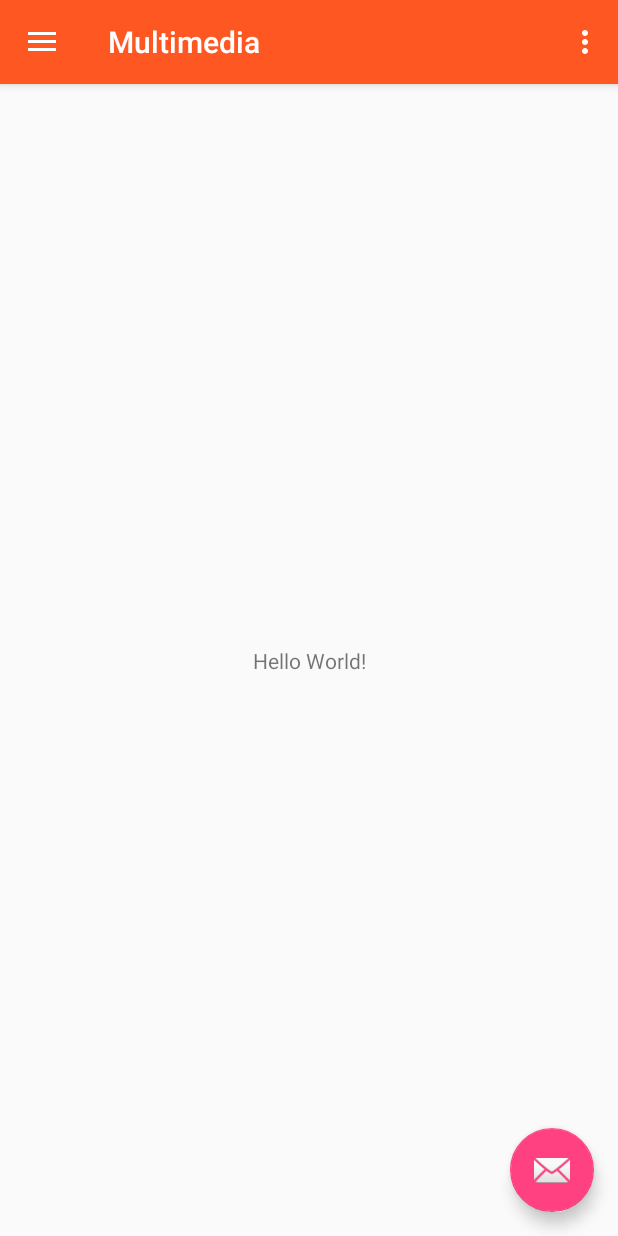
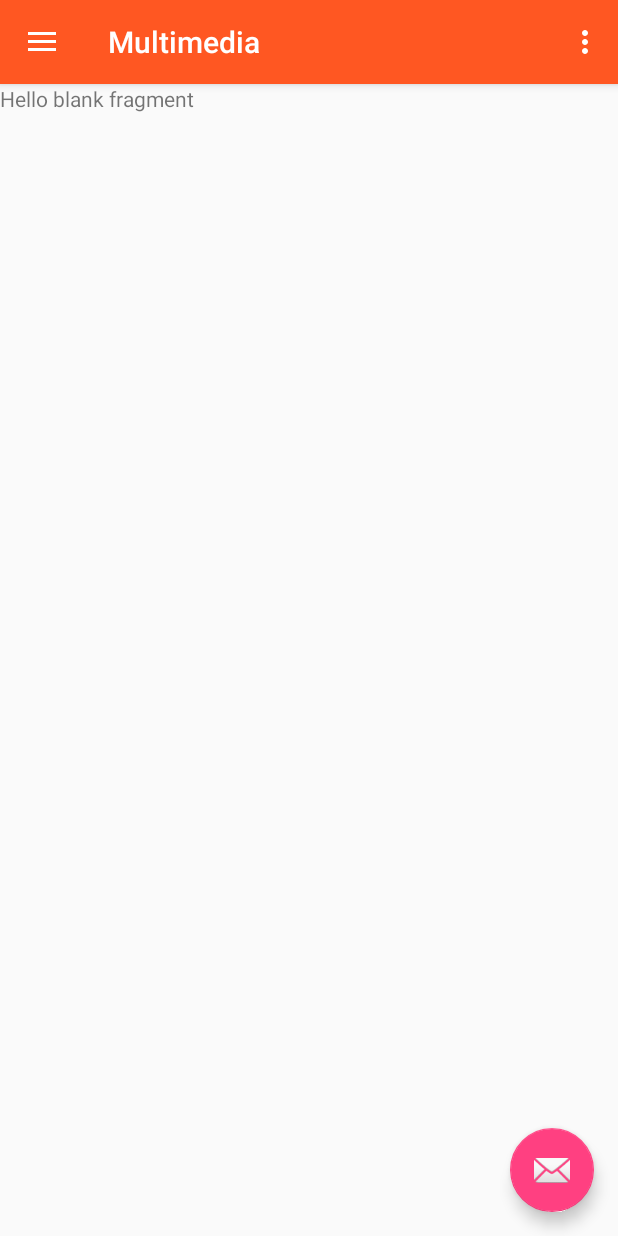
Before and after one commit to miguelfor/Android_Multimedia, an Android app: the screen it shows after launch (MainActivity), in the side drawer, after a tap on "Graficos", on a phone screen of 412 x 824 dp. Run offline under Robolectric (Android 15) with nearby library versions, the phone set to English and light mode, and no system bars.

Commit message:
Add modulo animacion

```diff
--- a/app/build.gradle
+++ b/app/build.gradle
@@ -21,6 +21,7 @@ android {
 
 dependencies {
     compile fileTree(dir: 'libs', include: ['*.jar'])
+    compile 'com.android.support:support-v4:26.1.0'
     androidTestCompile('com.android.support.test.espresso:espresso-core:2.2.2', {
         exclude group: 'com.android.support', module: 'support-annotations'
     })
--- /dev/null
+++ b/app/src/main/java/co/com/miguelfor/multimedia/AnimacionFragment.java
@@ -0,0 +1,173 @@
+package co.com.miguelfor.multimedia;
+
+import android.animation.AnimatorInflater;
+import android.animation.AnimatorSet;
+import android.content.Context;
+import android.net.Uri;
+import android.os.Bundle;
+import android.support.design.widget.Snackbar;
+import android.support.v4.app.Fragment;
+import android.util.Log;
+import android.view.LayoutInflater;
+import android.view.View;
+import android.view.ViewGroup;
+import android.view.animation.Animation;
+import android.view.animation.RotateAnimation;
+import android.widget.Button;
+import android.widget.ImageView;
+import android.widget.Toast;
+
+
+/**
+ * A simple {@link Fragment} subclass.
+ * Activities that contain this fragment must implement the
+ * {@link AnimacionFragment.OnFragmentInteractionListener} interface
+ * to handle interaction events.
+ * Use the {@link AnimacionFragment#newInstance} factory method to
+ * create an instance of this fragment.
+ */
+public class AnimacionFragment extends Fragment {
+    // TODO: Rename parameter arguments, choose names that match
+    // the fragment initialization parameters, e.g. ARG_ITEM_NUMBER
+    private static final String ARG_PARAM1 = "param1";
+    private static final String ARG_PARAM2 = "param2";
+
+
+    // TODO: Rename and change types of parameters
+    private String mParam1;
+    private String mParam2;
+
+    private OnFragmentInteractionListener mListener;
+
+    public AnimacionFragment() {
+        // Required empty public constructor
+    }
+
+
+
+    /**
+     * Use this factory method to create a new instance of
+     * this fragment using the provided parameters.
+     *
+     * @param param1 Parameter 1.
+     * @param param2 Parameter 2.
+     * @return A new instance of fragment AnimacionFragment.
+     */
+    // TODO: Rename and change types and number of parameters
+    public static AnimacionFragment newInstance(String param1, String param2) {
+        AnimacionFragment fragment = new AnimacionFragment();
+        Bundle args = new Bundle();
+        args.putString(ARG_PARAM1, param1);
+        args.putString(ARG_PARAM2, param2);
+        fragment.setArguments(args);
+        return fragment;
+    }
+
+    @Override
+    public void onCreate(Bundle savedInstanceState) {
+
+        super.onCreate(savedInstanceState);
+        if (getArguments() != null) {
+            mParam1 = getArguments().getString(ARG_PARAM1);
+            mParam2 = getArguments().getString(ARG_PARAM2);
+        }
+
+
+
+
+    }
+
+    @Override
+    public View onCreateView(LayoutInflater inflater, ViewGroup container,
+                             Bundle savedInstanceState) {
+
+
+        // Inflate the layout for this fragment
+        return inflater.inflate(R.layout.fragment_animacion, container, false);
+    }
+
+    // TODO: Rename method, update argument and hook method into UI event
+    public void onButtonPressed(Uri uri) {
+        if (mListener != null) {
+            mListener.onFragmentInteraction(uri);
+        }
+    }
+
+    @Override
+    public void onAttach(Context context) {
+        super.onAttach(context);
+        if (context instanceof OnFragmentInteractionListener) {
+            mListener = (OnFragmentInteractionListener) context;
+        } else {
+            throw new RuntimeException(context.toString()
+                    + " must implement OnFragmentInteractionListener");
+        }
+    }
+
+    @Override
+    public void onDetach() {
+        super.onDetach();
+        mListener = null;
+    }
+
+    /**
+     * This interface must be implemented by activities that contain this
+     * fragment to allow an interaction in this fragment to be communicated
+     * to the activity and potentially other fragments contained in that
+     * activity.
+     * <p>
+     * See the Android Training lesson <a href=
+     * "http://developer.android.com/training/basics/fragments/communicating.html"
+     * >Communicating with Other Fragments</a> for more information.
+     */
+    public interface OnFragmentInteractionListener {
+        // TODO: Update argument type and name
+        void onFragmentInteraction(Uri uri);
+    }
+
+    public void OnClickPlay(View view) {
+
+        Log.e("mike","noseeee");
+        Toast.makeText(getView().getContext(), "fsdfsdfsdf", Toast.LENGTH_SHORT).show();
+
+        ImageView imageView = (ImageView) getView().findViewById(R.id.ic_star);
+
+        AnimatorSet animatorSet = (AnimatorSet) AnimatorInflater
+                .loadAnimator(getView().getContext(), R.animator.animation_star);
+        animatorSet.setTarget(imageView);
+        animatorSet.start();
+    }
+
+    @Override
+    public void onStart() {
+
+        super.onStart();
+
+         Button button = (Button) getView().findViewById(R.id.button);
+        button.setOnClickListener(new View.OnClickListener() {
+            @Override
+            public void onClick(View view) {
+               /* Snackbar.make(view, "Replace with your own afction", Snackbar.LENGTH_LONG)
+                        .setAction("Action", null).show();*/
+                ImageView imageView = (ImageView) getView().findViewById(R.id.ic_star);
+
+
+
+                RotateAnimation rotate = new RotateAnimation(180, 360, Animation.RELATIVE_TO_SELF,
+                        0.5f,  Animation.RELATIVE_TO_SELF, 0.5f);
+                rotate.setDuration(800);
+                imageView.startAnimation(rotate);
+
+
+
+                AnimatorSet animatorSet = (AnimatorSet) AnimatorInflater
+                        .loadAnimator(getView().getContext(), R.animator.animation_star);
+                animatorSet.setTarget(imageView);
+                animatorSet.start();
+            }
+        });
+
+    }
+
+
+}
--- /dev/null
+++ b/app/src/main/java/co/com/miguelfor/multimedia/GraficoFragment.java
@@ -0,0 +1,108 @@
+package co.com.miguelfor.multimedia;
+
+import android.content.Context;
+import android.net.Uri;
+import android.os.Bundle;
+import android.support.v4.app.Fragment;
+import android.view.LayoutInflater;
+import android.view.View;
+import android.view.ViewGroup;
+
+
+/**
+ * A simple {@link Fragment} subclass.
+ * Activities that contain this fragment must implement the
+ * {@link GraficoFragment.OnFragmentInteractionListener} interface
+ * to handle interaction events.
+ * Use the {@link GraficoFragment#newInstance} factory method to
+ * create an instance of this fragment.
+ */
+public class GraficoFragment extends Fragment {
+    // TODO: Rename parameter arguments, choose names that match
+    // the fragment initialization parameters, e.g. ARG_ITEM_NUMBER
+    private static final String ARG_PARAM1 = "param1";
+    private static final String ARG_PARAM2 = "param2";
+
+    // TODO: Rename and change types of parameters
+    private String mParam1;
+    private String mParam2;
+
+    private OnFragmentInteractionListener mListener;
+
+    public GraficoFragment() {
+        // Required empty public constructor
+    }
+
+    /**
+     * Use this factory method to create a new instance of
+     * this fragment using the provided parameters.
+     *
+     * @param param1 Parameter 1.
+     * @param param2 Parameter 2.
+     * @return A new instance of fragment GraficoFragment.
+     */
+    // TODO: Rename and change types and number of parameters
+    public static GraficoFragment newInstance(String param1, String param2) {
+        GraficoFragment fragment = new GraficoFragment();
+        Bundle args = new Bundle();
+        args.putString(ARG_PARAM1, param1);
+        args.putString(ARG_PARAM2, param2);
+        fragment.setArguments(args);
+        return fragment;
+    }
+
+    @Override
+    public void onCreate(Bundle savedInstanceState) {
+        super.onCreate(savedInstanceState);
+        if (getArguments() != null) {
+            mParam1 = getArguments().getString(ARG_PARAM1);
+            mParam2 = getArguments().getString(ARG_PARAM2);
+        }
+    }
+
+    @Override
+    public View onCreateView(LayoutInflater inflater, ViewGroup container,
+                             Bundle savedInstanceState) {
+        // Inflate the layout for this fragment
+        return inflater.inflate(R.layout.fragment_grafico, container, false);
+    }
+
+    // TODO: Rename method, update argument and hook method into UI event
+    public void onButtonPressed(Uri uri) {
+        if (mListener != null) {
+            mListener.onFragmentInteraction(uri);
+        }
+    }
+
+    @Override
+    public void onAttach(Context context) {
+        super.onAttach(context);
+        if (context instanceof OnFragmentInteractionListener) {
+            mListener = (OnFragmentInteractionListener) context;
+        } else {
+            throw new RuntimeException(context.toString()
+                    + " must implement OnFragmentInteractionListener");
+        }
+    }
+
+    @Override
+    public void onDetach() {
+        super.onDetach();
+        mListener = null;
+    }
+
+    /**
+     * This interface must be implemented by activities that contain this
+     * fragment to allow an interaction in this fragment to be communicated
+     * to the activity and potentially other fragments contained in that
+     * activity.
+     * <p>
+     * See the Android Training lesson <a href=
+     * "http://developer.android.com/training/basics/fragments/communicating.html"
+     * >Communicating with Other Fragments</a> for more information.
+     */
+    public interface OnFragmentInteractionListener {
+        // TODO: Update argument type and name
+        void onFragmentInteraction(Uri uri);
+    }
+}
--- a/app/src/main/java/co/com/miguelfor/multimedia/MainActivity.java
+++ b/app/src/main/java/co/com/miguelfor/multimedia/MainActivity.java
@@ -1,8 +1,10 @@
 package co.com.miguelfor.multimedia;
 
+import android.net.Uri;
 import android.os.Bundle;
 import android.support.design.widget.FloatingActionButton;
 import android.support.design.widget.Snackbar;
+import android.util.Log;
 import android.view.View;
 import android.support.design.widget.NavigationView;
 import android.support.v4.view.GravityCompat;
@@ -12,9 +14,11 @@ import android.support.v7.app.AppCompatActivity;
 import android.support.v7.widget.Toolbar;
 import android.view.Menu;
 import android.view.MenuItem;
+import android.widget.Button;
+import android.widget.Toast;
 
 public class MainActivity extends AppCompatActivity
-        implements NavigationView.OnNavigationItemSelectedListener {
+        implements NavigationView.OnNavigationItemSelectedListener ,AnimacionFragment.OnFragmentInteractionListener, GraficoFragment.OnFragmentInteractionListener  {
 
     @Override
     protected void onCreate(Bundle savedInstanceState) {
@@ -22,6 +26,8 @@ public class MainActivity extends AppCompatActivity
         setContentView(R.layout.activity_main);
         Toolbar toolbar = (Toolbar) findViewById(R.id.toolbar);
         setSupportActionBar(toolbar);
+
+
 
         FloatingActionButton fab = (FloatingActionButton) findViewById(R.id.fab);
         fab.setOnClickListener(new View.OnClickListener() {
@@ -40,6 +46,13 @@ public class MainActivity extends AppCompatActivity
 
         NavigationView navigationView = (NavigationView) findViewById(R.id.nav_view);
         navigationView.setNavigationItemSelectedListener(this);
+
+
+
+    }
+
+    public void OnClickPlay(View view){
+
     }
 
     @Override
@@ -80,9 +93,18 @@ public class MainActivity extends AppCompatActivity
         // Handle navigation view item clicks here.
         int id = item.getItemId();
 
+       // AnimacionFragment fragment = null;
+        Boolean Fragmentoseleccionado=false;
+
         if (id == R.id.nav_animaciones) {
+            AnimacionFragment fragment = new AnimacionFragment();
+            getSupportFragmentManager().beginTransaction().replace(R.id.Contenedor, fragment).commit();
+            Fragmentoseleccionado=true;
             // Handle the camera action
         } else if (id == R.id.nav_graficos) {
+            GraficoFragment  fragmentg = new GraficoFragment();
+            getSupportFragmentManager().beginTransaction().replace(R.id.Contenedor, fragmentg).commit();
+            Fragmentoseleccionado=true;
 
         } else if (id == R.id.nav_imagen) {
 
@@ -92,8 +114,18 @@ public class MainActivity extends AppCompatActivity
 
         }
 
+
+
+
         DrawerLayout drawer = (DrawerLayout) findViewById(R.id.drawer_layout);
         drawer.closeDrawer(GravityCompat.START);
         return true;
     }
+
+    @Override
+    public void onFragmentInteraction(Uri uri) {
+
+    }
+
+
 }
--- /dev/null
+++ b/app/src/main/res/drawable/ic_play_36.xml
@@ -0,0 +1,4 @@
+<vector android:height="30dp" android:viewportHeight="24.0"
+    android:viewportWidth="24.0" android:width="30dp" xmlns:android="http://schemas.android.com/apk/res/android">
+    <path android:fillColor="#00ABA9" android:pathData="M12,2C6.48,2 2,6.48 2,12s4.48,10 10,10 10,-4.48 10,-10S17.52,2 12,2zM10,16.5v-9l6,4.5 -6,4.5z"/>
+</vector>
--- a/app/src/main/res/layout/content_main.xml
+++ b/app/src/main/res/layout/content_main.xml
@@ -2,19 +2,13 @@
 <android.support.constraint.ConstraintLayout xmlns:android="http://schemas.android.com/apk/res/android"
     xmlns:app="http://schemas.android.com/apk/res-auto"
     xmlns:tools="http://schemas.android.com/tools"
+    android:id="@+id/Contenedor"
     android:layout_width="match_parent"
     android:layout_height="match_parent"
     app:layout_behavior="@string/appbar_scrolling_view_behavior"
     tools:context="co.com.miguelfor.multimedia.MainActivity"
     tools:showIn="@layout/app_bar_main">
 
-    <TextView
-        android:layout_width="wrap_content"
-        android:layout_height="wrap_content"
-        android:text="Hello World!"
-        app:layout_constraintBottom_toBottomOf="parent"
-        app:layout_constraintLeft_toLeftOf="parent"
-        app:layout_constraintRight_toRightOf="parent"
-        app:layout_constraintTop_toTopOf="parent" />
+
 
 </android.support.constraint.ConstraintLayout>
--- /dev/null
+++ b/app/src/main/res/layout/fragment_grafico.xml
@@ -0,0 +1,13 @@
+<FrameLayout xmlns:android="http://schemas.android.com/apk/res/android"
+    xmlns:tools="http://schemas.android.com/tools"
+    android:layout_width="match_parent"
+    android:layout_height="match_parent"
+    tools:context="co.com.miguelfor.multimedia.GraficoFragment">
+
+    <!-- TODO: Update blank fragment layout -->
+    <TextView
+        android:layout_width="match_parent"
+        android:layout_height="match_parent"
+        android:text="@string/hello_blank_fragment" />
+
+</FrameLayout>
--- a/app/src/main/res/values/strings.xml
+++ b/app/src/main/res/values/strings.xml
@@ -5,4 +5,7 @@
     <string name="navigation_drawer_close">Close navigation drawer</string>
 
     <string name="action_settings">Settings</string>
+
+    <!-- TODO: Remove or change this placeholder text -->
+    <string name="hello_blank_fragment">Hello blank fragment</string>
 </resources>
```
Also changed, not shown: app/src/main/res/animator/animation_star.xml (added, +21 -0 lines), app/src/main/res/drawable/ic_play.xml (added, +9 -0 lines), app/src/main/res/drawable/ic_stars.xml (added, +9 -0 lines), app/src/main/res/layout/fragment_animacion.xml (added, +34 -0 lines), build.gradle (+8 -0 lines).
